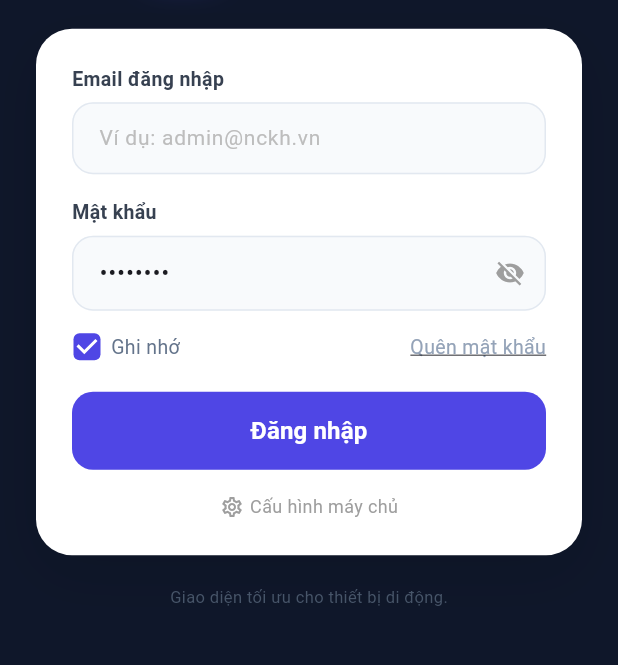
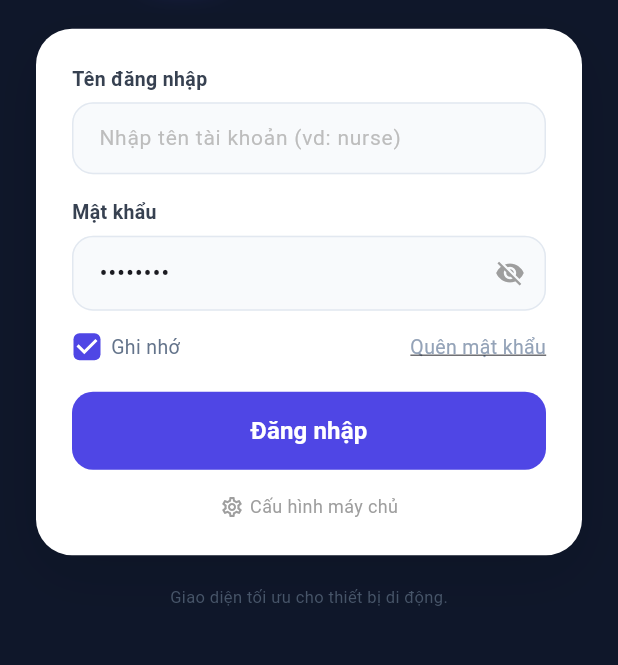
Before and after one commit to PhuocQuan/NCKH---Fall, a Flutter app: the screen it shows after launch, on a phone screen of 412 x 824 dp, the part 368-1033 px from its top. Run offline on Flutter 3.47's test engine with Material 3 defaults, Android fonts, the phone set to English and light mode, and no system bars; our stand-ins replace package_info_plus, shared_preferences, video_player; accounts and stored records are empty.

Commit message:
feat(mobile): tu dong dien duoi @gmail.com khi dang nhap

```diff
--- a/app_fall/lib/screens/login_screen.dart
+++ b/app_fall/lib/screens/login_screen.dart
@@ -43,19 +43,19 @@ class _LoginScreenState extends State<LoginScreen> {
   }
 
   String _normalizeUsername(String input) {
-    String lower = input.trim().toLowerCase();
-    if (lower.endsWith('@nckh')) {
-      lower = '$lower.vn';
+    String text = input.trim().toLowerCase();
+    if (text.isEmpty) return '';
+    if (text.endsWith('@')) {
+      return '${text}gmail.com';
     }
-    if (lower.contains('@')) return lower;
-    switch (lower) {
-      case 'admin': return 'admin@nckh.vn';
-      case 'bao': case 'manager': return 'bao@nckh.vn';
-      case 'nurse': return 'nurse@nckh.vn';
-      case 'family': return 'family@nckh.vn';
-      case 'guest': return 'guest@nckh.vn';
-      default: return '$lower@nckh.vn';
+    if (text.endsWith('@gmail')) {
+      return '$text.com';
     }
+    if (text.contains('@')) {
+      return text;
+    }
+    // Tự động điền @gmail.com phía sau khi người dùng chỉ nhập tên
+    return '$text@gmail.com';
   }
 
   Future<void> _handleLogin() async {
@@ -181,15 +181,19 @@ class _LoginScreenState extends State<LoginScreen> {
                     child: Column(
                       crossAxisAlignment: CrossAxisAlignment.start,
                       children: [
-                        // Email field
-                        _buildLabel('Email đăng nhập'),
+                        // Username field
+                        _buildLabel('Tên đăng nhập'),
                         const SizedBox(height: 6),
                         _buildTextField(
                           controller: _usernameCtrl,
-                          hint: 'Ví dụ: admin@nckh.vn',
+                          hint: 'Nhập tên tài khoản (vd: nurse)',
                           keyboardType: TextInputType.emailAddress,
                           isEmail: true,
-                          validator: (v) => (v == null || v.trim().isEmpty) ? 'Vui lòng nhập email' : null,
+                          suffixText: _usernameCtrl.text.trim().isEmpty || _usernameCtrl.text.contains('@')
+                              ? null
+                              : '@gmail.com',
+                          onChanged: (_) => setState(() {}),
+                          validator: (v) => (v == null || v.trim().isEmpty) ? 'Vui lòng nhập tên tài khoản' : null,
                         ),
                         const SizedBox(height: 16),
 
@@ -433,10 +437,13 @@ class _LoginScreenState extends State<LoginScreen> {
     TextInputType? keyboardType,
     String? Function(String?)? validator,
     bool isEmail = false,
+    String? suffixText,
+    void Function(String)? onChanged,
   }) {
     return TextFormField(
       controller: controller,
       keyboardType: keyboardType,
+      onChanged: onChanged,
       inputFormatters: isEmail ? [
         TextInputFormatter.withFunction((oldValue, newValue) {
           return TextEditingValue(text: newValue.text.toLowerCase(), selection: newValue.selection);
@@ -449,6 +456,12 @@ class _LoginScreenState extends State<LoginScreen> {
         filled: true,
         fillColor: const Color(0xFFF8FAFC),
         contentPadding: const EdgeInsets.symmetric(horizontal: 14, vertical: 13),
+        suffixText: suffixText,
+        suffixStyle: const TextStyle(
+          color: Color(0xFF64748b),
+          fontSize: 14,
+          fontWeight: FontWeight.w600,
+        ),
         border: OutlineInputBorder(
           borderRadius: BorderRadius.circular(14),
           borderSide: const BorderSide(color: Color(0xFFE2E8F0)),
```
Also changed, not shown: 1 other file.
